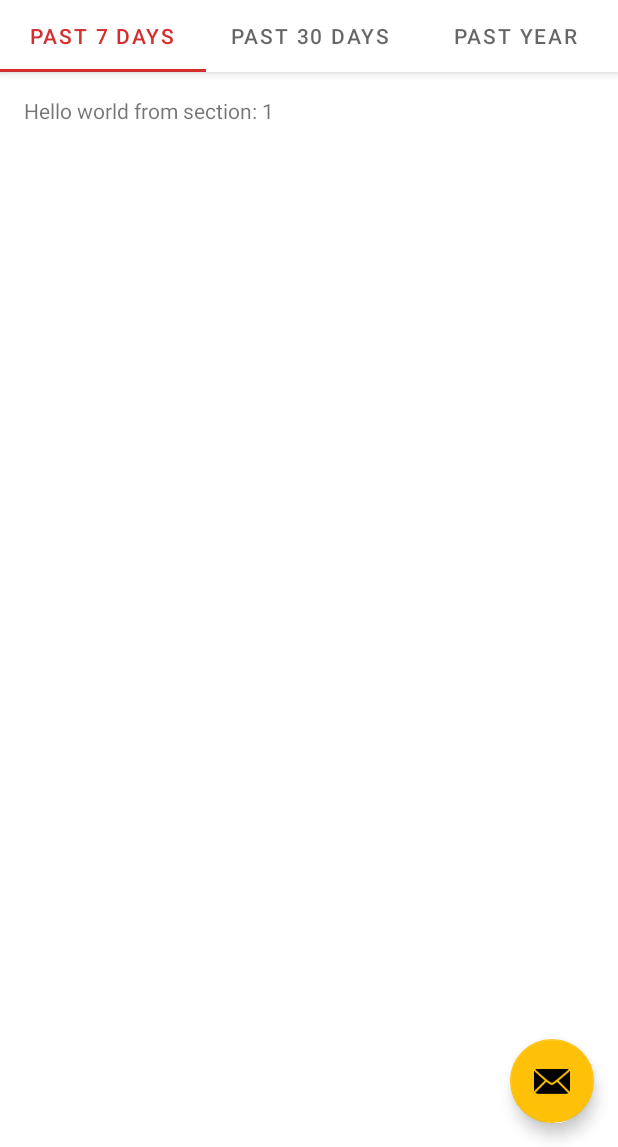
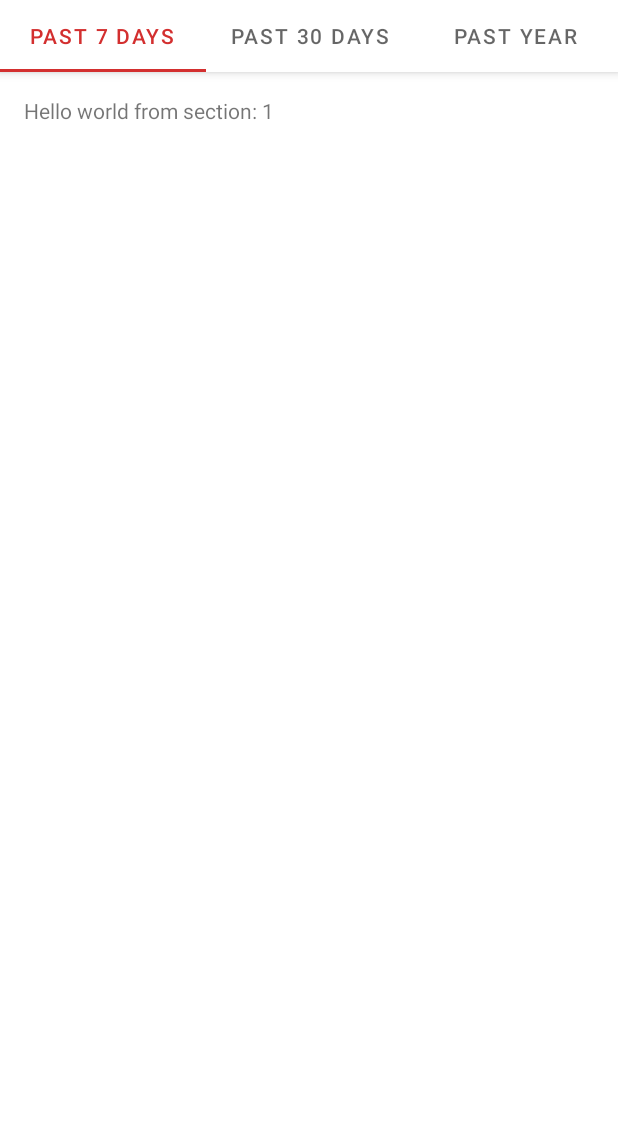
Before and after one commit to IBRice101/CMP309-Moodr, an Android app: the ReportsDiaryActivity screen opened directly, with no data from a screen before it, on a phone screen of 412 x 824 dp, the part 89-1236 px from its top. Run offline under Robolectric (Android 15) with nearby library versions, the phone set to English and light mode, and no system bars.

Commit message:
added comments and minor refactors

```diff
--- a/app/src/main/java/com/ibrice/moodr/database/DBManager.java
+++ b/app/src/main/java/com/ibrice/moodr/database/DBManager.java
@@ -58,7 +58,9 @@
 
     // TODO: make able to fetch based on timeframe, probably using date
     // fetch diary entries/data from database
+    // "Cursor" provides R/W access to db, NOTE: this is where async through threads should be done
     public Cursor fetchDiary(){
+        // create array of strings representing each column in the db
         String[] columns = new String[] {
                 DBHelper._ID,
                 DBHelper.DATE,
@@ -66,6 +68,7 @@
                 DBHelper.MOOD,
                 DBHelper.ENTRY
         };
+        // query the database using the table name and columns generated previously
         Cursor cursor = database.query(DBHelper.DIARY_TABLE_NAME,
                 columns,
                 null,
--- a/app/src/main/java/com/ibrice/moodr/diary/CalendarActivity.java
+++ b/app/src/main/java/com/ibrice/moodr/diary/CalendarActivity.java
@@ -26,6 +26,7 @@
         txtDate = findViewById(R.id.txtDate);
         setDate(txtDate);
 
+        // load input view
         FloatingActionButton fab = findViewById(R.id.fabAdd);
         fab.setOnClickListener(view ->  {
             Intent fabIntent = new Intent(this, InputActivity.class);
@@ -40,7 +41,7 @@
     public void setDate(TextView view) {
         Date today = Calendar.getInstance().getTime();
         @SuppressLint("SimpleDateFormat") SimpleDateFormat format
-                = new SimpleDateFormat("EEE, d MMM yyyy");
+                = new SimpleDateFormat("EEE, d MMM yyyy"); // ex. Sun, 29 apr 2001
         String date = format.format(today);
         view.setText("Today's date is" + " " + date);
     }
--- a/app/src/main/java/com/ibrice/moodr/habits/HabitsActivity.java
+++ b/app/src/main/java/com/ibrice/moodr/habits/HabitsActivity.java
@@ -12,5 +12,7 @@
     protected void onCreate(Bundle savedInstanceState) {
         super.onCreate(savedInstanceState);
         setContentView(R.layout.activity_habits);
+
+        //TODO: Add Habits stuff
     }
 }
--- a/app/src/main/java/com/ibrice/moodr/reports/ReportsDiaryActivity.java
+++ b/app/src/main/java/com/ibrice/moodr/reports/ReportsDiaryActivity.java
@@ -28,9 +28,7 @@
         viewPager.setAdapter(sectionsPagerAdapter);
         TabLayout tabs = binding.tabs;
         tabs.setupWithViewPager(viewPager);
-        FloatingActionButton fab = binding.fab;
 
-        fab.setOnClickListener(view -> Snackbar.make(view, "Replace with your own action", Snackbar.LENGTH_LONG)
-                .setAction("Action", null).show());
+        // do stuff here
     }
 }
--- a/app/src/main/java/com/ibrice/moodr/reports/ReportsHabitsActivity.java
+++ b/app/src/main/java/com/ibrice/moodr/reports/ReportsHabitsActivity.java
@@ -28,9 +28,7 @@
         viewPager.setAdapter(sectionsPagerAdapter);
         TabLayout tabs = binding.tabs;
         tabs.setupWithViewPager(viewPager);
-        FloatingActionButton fab = binding.fab;
 
-        fab.setOnClickListener(view -> Snackbar.make(view, "Replace with your own action", Snackbar.LENGTH_LONG)
-                .setAction("Action", null).show());
+        // do stuff here
     }
 }
--- a/app/src/main/java/com/ibrice/moodr/reports/ReportsThreeGoodThingsActivity.java
+++ b/app/src/main/java/com/ibrice/moodr/reports/ReportsThreeGoodThingsActivity.java
@@ -28,9 +28,7 @@
         viewPager.setAdapter(sectionsPagerAdapter);
         TabLayout tabs = binding.tabs;
         tabs.setupWithViewPager(viewPager);
-        FloatingActionButton fab = binding.fab;
 
-        fab.setOnClickListener(view -> Snackbar.make(view, "Replace with your own action", Snackbar.LENGTH_LONG)
-                .setAction("Action", null).show());
+        // do stuff here
     }
 }
--- a/app/src/main/java/com/ibrice/moodr/threegoodthings/ThreeGoodThingsActivity.java
+++ b/app/src/main/java/com/ibrice/moodr/threegoodthings/ThreeGoodThingsActivity.java
@@ -34,6 +34,7 @@
             String thing2 = edittxtThing2.getText().toString();
             String thing3 = edittxtThing3.getText().toString();
 
+            // check if empty, else, insert content into database
             if (thing1.isEmpty() || thing2.isEmpty() || thing3.isEmpty()){
                 Toast.makeText(this, "Please enter three good things that happened to you today", Toast.LENGTH_SHORT).show();
             } else {
--- a/app/src/main/res/layout/activity_habits.xml
+++ b/app/src/main/res/layout/activity_habits.xml
@@ -5,4 +5,6 @@
     android:layout_height="match_parent"
     tools:context=".habits.HabitsActivity">
 
+    <!-- TODO: Add Habits stuff -->
+
 </androidx.constraintlayout.widget.ConstraintLayout>
--- a/app/src/main/res/layout/activity_reports_diary.xml
+++ b/app/src/main/res/layout/activity_reports_diary.xml
@@ -33,13 +33,4 @@
             android:layout_height="wrap_content" />
     </com.google.android.material.appbar.AppBarLayout>
 
-    <com.google.android.material.floatingactionbutton.FloatingActionButton
-        android:id="@+id/fab"
-        android:layout_width="wrap_content"
-        android:layout_height="wrap_content"
-        android:layout_gravity="bottom|end"
-        android:layout_marginBottom="16dp"
-        android:layout_marginEnd="@dimen/fab_margin"
-        app:srcCompat="@android:drawable/ic_dialog_email"
-        android:contentDescription="@string/todo" />
 </androidx.coordinatorlayout.widget.CoordinatorLayout>
```
Also changed, not shown: app/src/main/java/com/ibrice/moodr/diary/InputActivity.java (+6 -1 lines), app/src/main/java/com/ibrice/moodr/settings/SettingsActivity.java (+6 -1 lines), app/src/main/res/layout/activity_reports_habits.xml (+0 -9 lines), app/src/main/res/layout/activity_reports_three_good_things.xml (+0 -9 lines).
